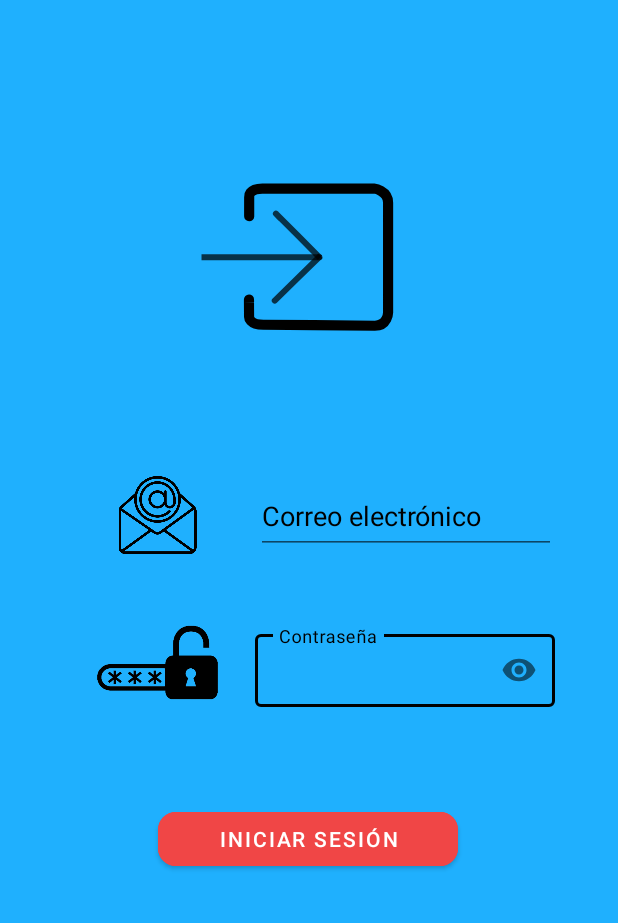
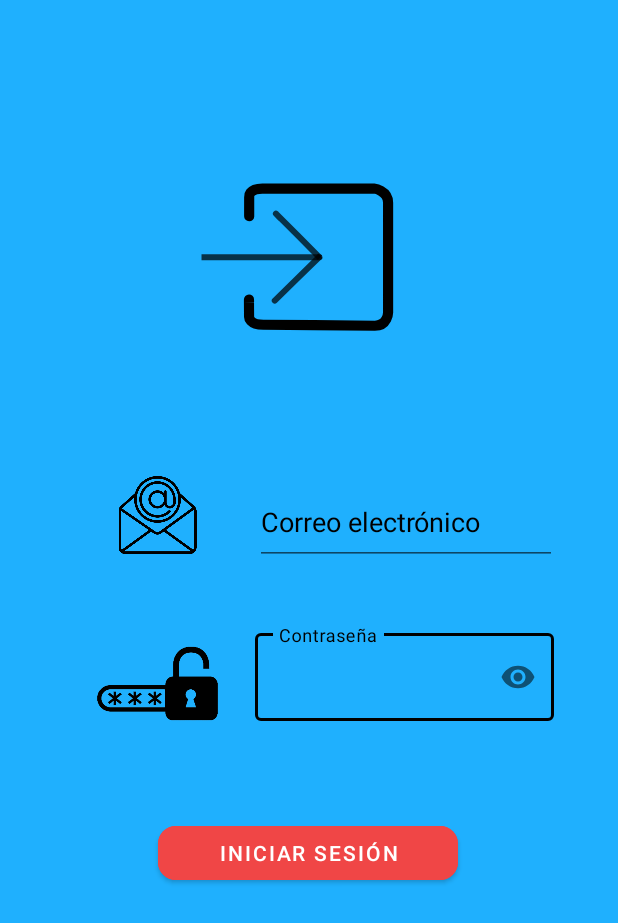
Before and after one commit to antoniolois/APP-JUEGO-FINAL, an Android app: the LoginClass screen opened directly, with no data from a screen before it, on a phone screen of 412 x 824 dp. Shown: the top 923 px of the screen. Run offline under Robolectric (Android 15) with nearby library versions, the phone set to English and light mode, and no system bars; our stand-ins replace Firebase (no records; nobody signed in at launch, a user with empty details on screens opened directly).

```diff
--- a/SMASH-TOPO/app/src/main/res/layout/activity_login.xml
+++ b/SMASH-TOPO/app/src/main/res/layout/activity_login.xml
@@ -43,16 +43,16 @@
             app:layout_constraintBottom_toTopOf="@+id/boton_login"
             app:layout_constraintStart_toStartOf="parent"
             app:layout_constraintTop_toBottomOf="@+id/person_icon_login"
-            app:layout_constraintVertical_bias="0.1"
+            app:layout_constraintVertical_bias="0.247"
             app:srcCompat="@drawable/password_icon" />
 
         <com.google.android.material.textfield.TextInputLayout
             android:id="@+id/etPasswordLayout"
             style="@style/Widget.MaterialComponents.TextInputLayout.OutlinedBox"
-            android:layout_width="200dp"
-            android:layout_height="54dp"
+            android:layout_width="199dp"
+            android:layout_height="64dp"
             android:layout_marginStart="20dp"
-            android:layout_marginTop="48dp"
+            android:layout_marginTop="40dp"
             android:textColorHint="#000000"
             app:boxStrokeColor="#000000"
             app:endIconTint="#000000"
@@ -67,7 +67,7 @@
 
                 android:id="@+id/editTextTextPasswordLogin"
                 android:layout_width="match_parent"
-                android:layout_height="wrap_content"
+                android:layout_height="match_parent"
                 android:autofillHints="Password"
                 android:hint="@string/password_registro"
                 android:importantForAutofill="no"
@@ -89,8 +89,8 @@
 
         <EditText
             android:id="@+id/editTextTextEmailAddressLogin"
-            android:layout_width="200dp"
-            android:layout_height="50dp"
+            android:layout_width="201dp"
+            android:layout_height="57dp"
             android:layout_marginStart="30dp"
             android:layout_marginTop="26dp"
             android:layout_marginEnd="41dp"
@@ -115,6 +115,9 @@
             android:layout_marginEnd="106dp"
             android:backgroundTint="#F04646"
             android:text="INICIAR SESIÓN"
+            android:textColor="#FFFFFF"
+            android:textColorHighlight="#FFFFFF"
+            android:textColorHint="#FFFFFF"
             app:cornerRadius="12dp"
             app:layout_constraintEnd_toEndOf="parent"
             app:layout_constraintHorizontal_bias="0.0"
--- a/SMASH-TOPO/app/src/main/res/layout/activity_registro.xml
+++ b/SMASH-TOPO/app/src/main/res/layout/activity_registro.xml
@@ -69,8 +69,8 @@
         <com.google.android.material.textfield.TextInputLayout
             android:id="@+id/etPasswordLayout"
             style="@style/Widget.MaterialComponents.TextInputLayout.OutlinedBox"
-            android:layout_width="200dp"
-            android:layout_height="54dp"
+            android:layout_width="199dp"
+            android:layout_height="63dp"
             android:layout_marginStart="17dp"
             android:layout_marginTop="35dp"
             android:layout_marginBottom="35dp"
@@ -87,7 +87,7 @@
 
                     android:id="@+id/editTextTextPasswordLogin"
                     android:layout_width="match_parent"
-                    android:layout_height="wrap_content"
+                    android:layout_height="match_parent"
                     android:autofillHints="Password"
                     android:hint="@string/password_registro"
                     android:importantForAutofill="no"
```
Also changed, not shown: SMASH-TOPO/app/src/main/java/com/example/smash_topo/LoginClass.java (+35 -5 lines).
